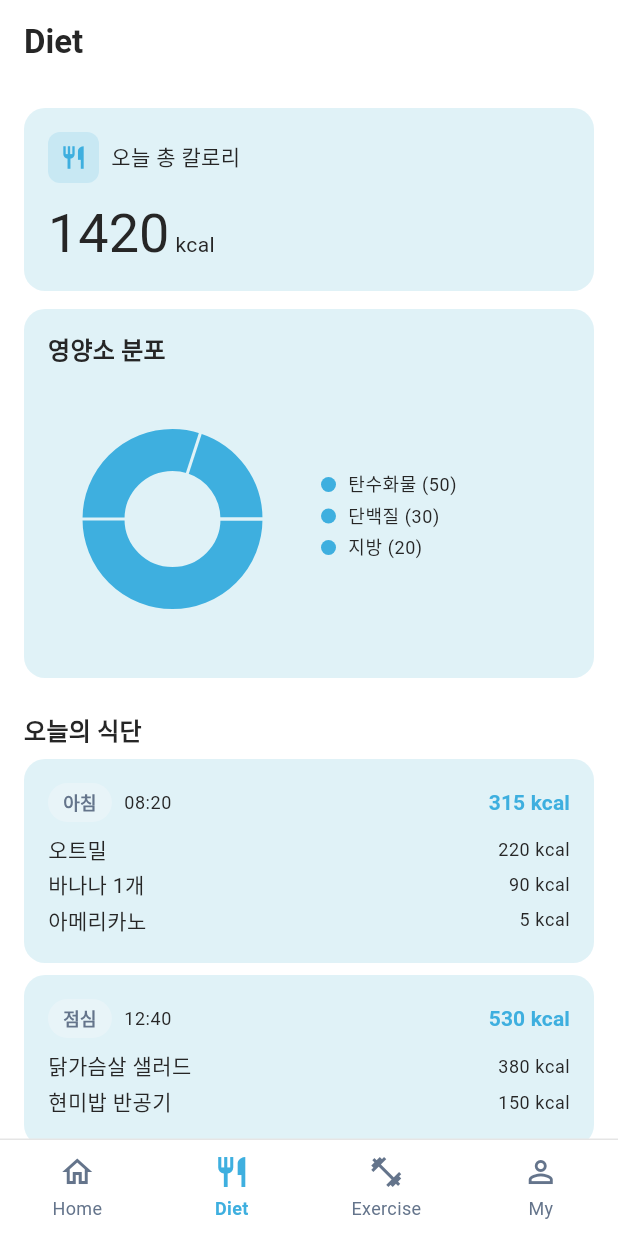
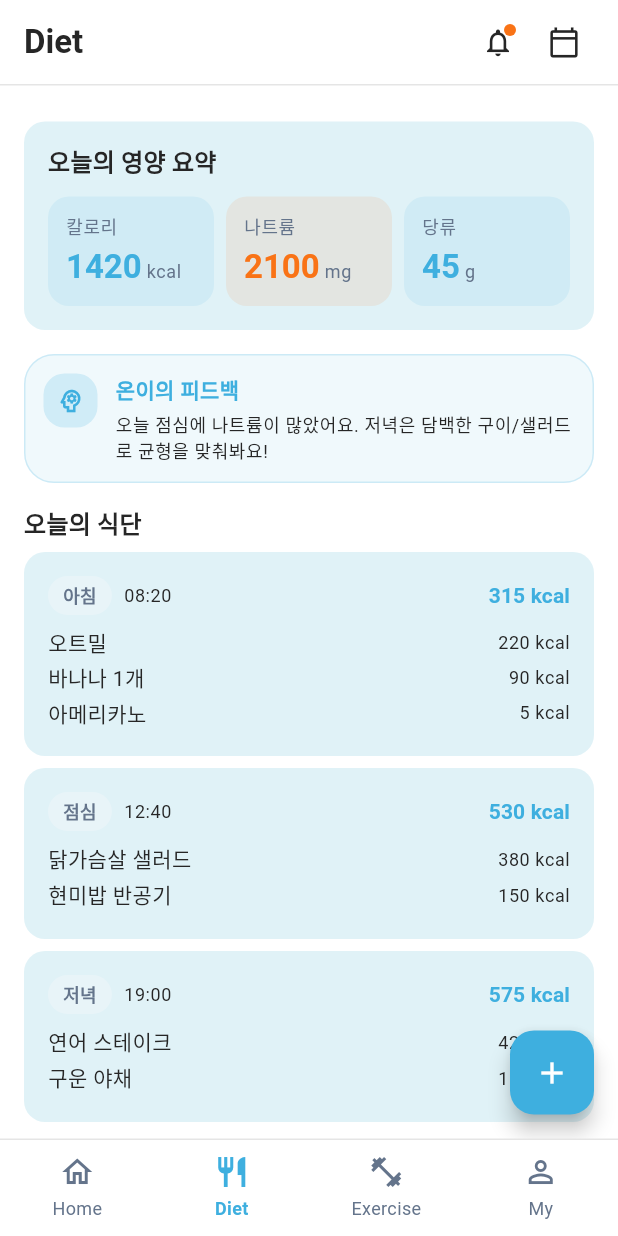
Before and after one commit to barmi/oncare-flutter, a Flutter app: the screen it shows after launch, item 2 of the bottom bar chosen, on a phone screen of 412 x 824 dp. Run offline on Flutter 3.47's test engine with Material 3 defaults, Android fonts, the light colour scheme and no system bars; drawn by our look-alikes of fl_chart; our stand-ins replace dio, drift, drift_flutter, flutter_animate, flutter_riverpod, flutter_secure_storage and 3 more; accounts and stored records are empty.

Commit message:
feat(diet): nutrition summary + AI coach card + meal list (phase 8.4)
DietDay extended with totalSodiumMg / totalSugarG / aiCoachMessage so
the page can show the same nutrition totals and onboarding feedback
the React app shows.

New widgets:
- diet/presentation/widgets/diet_summary_card.dart — three coloured
  tiles (칼로리 / 나트륨 / 당류); sodium tile turns warning-orange
  when total > 2000mg.
- shared/widgets/ai_coach_card.dart — reusable inline "온이의 피드백"
  card with primary-tinted background, an icon chip, and a single
  paragraph. Used by Diet/Exercise/MyHealth from here on.

MealCard rebuilt to match the React layout: meal type pill +
timestamp + calories + food rows + sodium/sugar metric pills with a
warning tone when sodium > 800mg.

DietRecordPage now uses OncareHeader + a constrained ListView
(maxWidth: 672) with Summary → AI coach → "오늘의 식단" → MealCards.
FAB (primary) opens a placeholder SnackBar — real camera/manual entry
lands in Phase 8.7.

Tests updated for the new model fields. flutter analyze clean.

```diff
--- a/lib/features/diet/data/repositories/mock_diet_repository.dart
+++ b/lib/features/diet/data/repositories/mock_diet_repository.dart
@@ -6,13 +6,15 @@ class MockDietRepository implements DietRepository {
 
   @override
   Future<DietDay> fetchToday() async {
-    await Future<void>.delayed(const Duration(milliseconds: 150));
+    await Future<void>.delayed(const Duration(milliseconds: 120));
     return const DietDay(
       entries: <DietEntry>[
         DietEntry(
           mealType: MealType.breakfast,
           timeLabel: '08:20',
           totalCalories: 315,
+          sodiumMg: 380,
+          sugarG: 18,
           foods: <FoodItem>[
             FoodItem(name: '오트밀', calories: 220),
             FoodItem(name: '바나나 1개', calories: 90),
@@ -23,6 +25,8 @@ class MockDietRepository implements DietRepository {
           mealType: MealType.lunch,
           timeLabel: '12:40',
           totalCalories: 530,
+          sodiumMg: 1120,
+          sugarG: 14,
           foods: <FoodItem>[
             FoodItem(name: '닭가슴살 샐러드', calories: 380),
             FoodItem(name: '현미밥 반공기', calories: 150),
@@ -32,6 +36,8 @@ class MockDietRepository implements DietRepository {
           mealType: MealType.dinner,
           timeLabel: '19:00',
           totalCalories: 575,
+          sodiumMg: 600,
+          sugarG: 13,
           foods: <FoodItem>[
             FoodItem(name: '연어 스테이크', calories: 420),
             FoodItem(name: '구운 야채', calories: 155),
@@ -39,7 +45,10 @@ class MockDietRepository implements DietRepository {
         ),
       ],
       totalCalories: 1420,
+      totalSodiumMg: 2100,
+      totalSugarG: 45,
       macros: DietMacros(carbsPct: 50, proteinPct: 30, fatPct: 20),
+      aiCoachMessage: '오늘 점심에 나트륨이 많았어요. 저녁은 담백한 구이/샐러드로 균형을 맞춰봐요!',
     );
   }
 }
--- a/lib/features/diet/domain/entities/diet_day.dart
+++ b/lib/features/diet/domain/entities/diet_day.dart
@@ -12,12 +12,16 @@ class DietEntry {
     required this.timeLabel,
     required this.foods,
     required this.totalCalories,
+    this.sodiumMg = 0,
+    this.sugarG = 0,
   });
 
   final MealType mealType;
   final String timeLabel;
   final List<FoodItem> foods;
   final int totalCalories;
+  final int sodiumMg;
+  final int sugarG;
 }
 
 class DietMacros {
@@ -37,9 +41,17 @@ class DietDay {
     required this.entries,
     required this.totalCalories,
     required this.macros,
+    required this.totalSodiumMg,
+    required this.totalSugarG,
+    required this.aiCoachMessage,
   });
 
   final List<DietEntry> entries;
   final int totalCalories;
   final DietMacros macros;
+  final int totalSodiumMg;
+  final int totalSugarG;
+
+  /// One-line feedback shown in the AI coach card on the Diet tab.
+  final String aiCoachMessage;
 }
--- a/lib/features/diet/presentation/pages/diet_record_page.dart
+++ b/lib/features/diet/presentation/pages/diet_record_page.dart
@@ -2,17 +2,15 @@ import 'package:flutter/material.dart';
 import 'package:flutter_riverpod/flutter_riverpod.dart';
 
 import 'package:oncare/core/errors/app_error.dart';
-import 'package:oncare/design_system/charts/app_donut_chart.dart';
-import 'package:oncare/design_system/molecules/chart_card.dart';
-import 'package:oncare/design_system/molecules/metric_card.dart';
-import 'package:oncare/design_system/molecules/section_header.dart';
 import 'package:oncare/design_system/tokens/colors.dart';
 import 'package:oncare/design_system/tokens/spacing.dart';
-import 'package:oncare/features/diet/domain/entities/diet_day.dart';
 import 'package:oncare/features/diet/presentation/controllers/diet_controller.dart';
+import 'package:oncare/features/diet/presentation/widgets/diet_summary_card.dart';
 import 'package:oncare/features/diet/presentation/widgets/meal_card.dart';
 import 'package:oncare/gen/l10n/app_localizations.dart';
+import 'package:oncare/shared/widgets/ai_coach_card.dart';
 import 'package:oncare/shared/widgets/error_view.dart';
+import 'package:oncare/shared/widgets/oncare_header.dart';
 
 class DietRecordPage extends ConsumerWidget {
   const DietRecordPage({super.key});
@@ -21,66 +19,67 @@ class DietRecordPage extends ConsumerWidget {
   Widget build(BuildContext context, WidgetRef ref) {
     final l = AppLocalizations.of(context);
     final async = ref.watch(dietTodayProvider);
+
     return Scaffold(
-      appBar: AppBar(title: Text(l.pageDietTitle)),
-      body: async.when(
-        data: (day) => _Body(day: day),
-        loading: () => const Center(child: CircularProgressIndicator()),
-        error: (Object e, _) => ErrorView(
-          error: e is AppError ? e : UnknownError(message: e.toString()),
-          onRetry: () => ref.invalidate(dietTodayProvider),
-        ),
+      backgroundColor: AppColors.background,
+      body: Column(
+        children: <Widget>[
+          OncareHeader(title: l.pageDietTitle),
+          Expanded(
+            child: async.when(
+              data: (day) => Center(
+                child: ConstrainedBox(
+                  constraints: const BoxConstraints(maxWidth: 672),
+                  child: ListView(
+                    padding: const EdgeInsets.fromLTRB(
+                      AppSpacing.lg,
+                      AppSpacing.xl,
+                      AppSpacing.lg,
+                      AppSpacing.xxxl,
+                    ),
+                    children: <Widget>[
+                      DietSummaryCard(day: day),
+                      const SizedBox(height: AppSpacing.lg),
+                      AiCoachCard(message: day.aiCoachMessage),
+                      const SizedBox(height: AppSpacing.lg),
+                      Padding(
+                        padding: const EdgeInsets.only(bottom: AppSpacing.sm),
+                        child: Text(
+                          '오늘의 식단',
+                          style: Theme.of(context).textTheme.titleMedium
+                              ?.copyWith(fontWeight: FontWeight.w600),
+                        ),
+                      ),
+                      for (final entry in day.entries) ...<Widget>[
+                        MealCard(entry: entry),
+                        const SizedBox(height: AppSpacing.sm),
+                      ],
+                    ],
+                  ),
+                ),
+              ),
+              loading: () => const Center(child: CircularProgressIndicator()),
+              error: (Object e, _) => ErrorView(
+                error: e is AppError ? e : UnknownError(message: e.toString()),
+                onRetry: () => ref.invalidate(dietTodayProvider),
+              ),
+            ),
+          ),
+        ],
+      ),
+      floatingActionButton: FloatingActionButton(
+        backgroundColor: AppColors.primary,
+        foregroundColor: AppColors.primaryForeground,
+        onPressed: () {
+          ScaffoldMessenger.of(context).showSnackBar(
+            const SnackBar(
+              content: Text('식단 추가 — 카메라/수동 입력은 Stage 8.7'),
+              duration: Duration(seconds: 2),
+            ),
+          );
+        },
+        child: const Icon(Icons.add),
       ),
     );
   }
 }
-
-class _Body extends StatelessWidget {
-  const _Body({required this.day});
-  final DietDay day;
-
-  @override
-  Widget build(BuildContext context) {
-    final macros = <AppDonutSegment>[
-      AppDonutSegment(
-        label: '탄수화물',
-        value: day.macros.carbsPct.toDouble(),
-        color: AppColors.primary,
-      ),
-      AppDonutSegment(
-        label: '단백질',
-        value: day.macros.proteinPct.toDouble(),
-        color: AppColors.primary,
-      ),
-      AppDonutSegment(
-        label: '지방',
-        value: day.macros.fatPct.toDouble(),
-        color: AppColors.primary,
-      ),
-    ];
-    return ListView(
-      padding: const EdgeInsets.all(AppSpacing.lg),
-      children: <Widget>[
-        MetricCard(
-          title: '오늘 총 칼로리',
-          value: day.totalCalories.toString(),
-          unit: 'kcal',
-          icon: Icons.restaurant,
-          accentColor: AppColors.primary,
-        ),
-        const SizedBox(height: AppSpacing.md),
-        ChartCard(
-          title: '영양소 분포',
-          height: 180,
-          child: AppDonutChart(segments: macros),
-        ),
-        const SizedBox(height: AppSpacing.lg),
-        const SectionHeader('오늘의 식단'),
-        for (final entry in day.entries) ...<Widget>[
-          MealCard(entry: entry),
-          const SizedBox(height: AppSpacing.sm),
-        ],
-      ],
-    );
-  }
-}
--- /dev/null
+++ b/lib/features/diet/presentation/widgets/diet_summary_card.dart
@@ -0,0 +1,119 @@
+import 'package:flutter/material.dart';
+
+import 'package:oncare/design_system/atoms/app_card.dart';
+import 'package:oncare/design_system/tokens/colors.dart';
+import 'package:oncare/design_system/tokens/radius.dart';
+import 'package:oncare/design_system/tokens/spacing.dart';
+import 'package:oncare/features/diet/domain/entities/diet_day.dart';
+
+/// Top-of-page nutrition summary used by Diet tab. Mirrors the
+/// "오늘의 영양 요약" card from the React original.
+class DietSummaryCard extends StatelessWidget {
+  const DietSummaryCard({required this.day, super.key});
+  final DietDay day;
+
+  @override
+  Widget build(BuildContext context) {
+    final theme = Theme.of(context);
+    return AppCard(
+      child: Column(
+        crossAxisAlignment: CrossAxisAlignment.start,
+        children: <Widget>[
+          Text(
+            '오늘의 영양 요약',
+            style: theme.textTheme.titleMedium?.copyWith(
+              fontWeight: FontWeight.w600,
+            ),
+          ),
+          const SizedBox(height: AppSpacing.md),
+          Row(
+            children: <Widget>[
+              Expanded(
+                child: _MetricTile(
+                  label: '칼로리',
+                  value: day.totalCalories.toString(),
+                  unit: 'kcal',
+                ),
+              ),
+              const SizedBox(width: AppSpacing.sm),
+              Expanded(
+                child: _MetricTile(
+                  label: '나트륨',
+                  value: day.totalSodiumMg.toString(),
+                  unit: 'mg',
+                  highlight: day.totalSodiumMg > 2000,
+                ),
+              ),
+              const SizedBox(width: AppSpacing.sm),
+              Expanded(
+                child: _MetricTile(
+                  label: '당류',
+                  value: day.totalSugarG.toString(),
+                  unit: 'g',
+                ),
+              ),
+            ],
+          ),
+        ],
+      ),
+    );
+  }
+}
+
+class _MetricTile extends StatelessWidget {
+  const _MetricTile({
+    required this.label,
+    required this.value,
+    required this.unit,
+    this.highlight = false,
+  });
+
+  final String label;
+  final String value;
+  final String unit;
+  final bool highlight;
+
+  @override
+  Widget build(BuildContext context) {
+    final theme = Theme.of(context);
+    final accent = highlight ? AppColors.warning : AppColors.primary;
+    return Container(
+      padding: const EdgeInsets.all(AppSpacing.md),
+      decoration: BoxDecoration(
+        color: accent.withValues(alpha: 0.10),
+        borderRadius: const BorderRadius.all(AppRadius.lg),
+      ),
+      child: Column(
+        crossAxisAlignment: CrossAxisAlignment.start,
+        children: <Widget>[
+          Text(
+            label,
+            style: theme.textTheme.bodySmall?.copyWith(
+              color: AppColors.mutedForeground,
+            ),
+          ),
+          const SizedBox(height: 4),
+          Text.rich(
+            TextSpan(
+              children: <InlineSpan>[
+                TextSpan(
+                  text: value,
+                  style: theme.textTheme.titleLarge?.copyWith(
+                    color: accent,
+                    fontWeight: FontWeight.w700,
+                  ),
+                ),
+                TextSpan(
+                  text: ' $unit',
+                  style: theme.textTheme.bodySmall?.copyWith(
+                    color: AppColors.mutedForeground,
+                  ),
+                ),
+              ],
+            ),
+          ),
+        ],
+      ),
+    );
+  }
+}
--- /dev/null
+++ b/lib/shared/widgets/ai_coach_card.dart
@@ -0,0 +1,64 @@
+import 'package:flutter/material.dart';
+
+import 'package:oncare/design_system/tokens/colors.dart';
+import 'package:oncare/design_system/tokens/radius.dart';
+import 'package:oncare/design_system/tokens/spacing.dart';
+
+/// Inline AI coach card used by Diet / Exercise / MyHealth pages.
+/// Subtle blue tint to match the "온이의 피드백" panel in the React
+/// original.
+class AiCoachCard extends StatelessWidget {
+  const AiCoachCard({required this.message, this.title = '온이의 피드백', super.key});
+
+  final String title;
+  final String message;
+
+  @override
+  Widget build(BuildContext context) {
+    final theme = Theme.of(context);
+    return Container(
+      padding: const EdgeInsets.all(AppSpacing.md),
+      decoration: BoxDecoration(
+        color: AppColors.primary.withValues(alpha: 0.08),
+        borderRadius: const BorderRadius.all(AppRadius.card),
+        border: Border.all(color: AppColors.primary.withValues(alpha: 0.20)),
+      ),
+      child: Row(
+        crossAxisAlignment: CrossAxisAlignment.start,
+        children: <Widget>[
+          Container(
+            width: 36,
+            height: 36,
+            decoration: BoxDecoration(
+              color: AppColors.primary.withValues(alpha: 0.18),
+              borderRadius: const BorderRadius.all(AppRadius.lg),
+            ),
+            alignment: Alignment.center,
+            child: const Icon(
+              Icons.psychology_outlined,
+              color: AppColors.primary,
+              size: 20,
+            ),
+          ),
+          const SizedBox(width: AppSpacing.md),
+          Expanded(
+            child: Column(
+              crossAxisAlignment: CrossAxisAlignment.start,
+              children: <Widget>[
+                Text(
+                  title,
+                  style: theme.textTheme.bodyMedium?.copyWith(
+                    fontWeight: FontWeight.w600,
+                    color: AppColors.primary,
+                  ),
+                ),
+                const SizedBox(height: 4),
+                Text(message, style: theme.textTheme.bodySmall),
+              ],
+            ),
+          ),
+        ],
+      ),
+    );
+  }
+}
```
Also changed, not shown: 1 other file.
